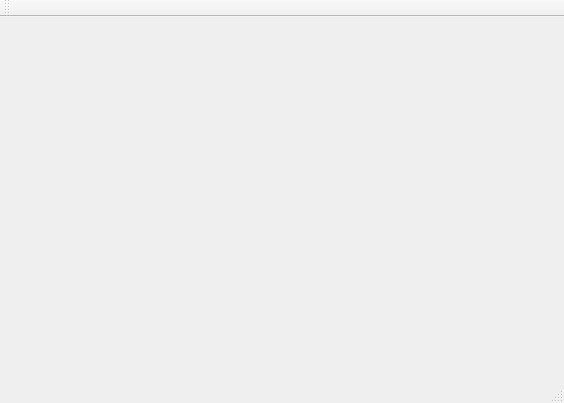
Before: the Qt Designer form Software-Engineering/mainwindow.ui in WBatt/Software-Engineering, drawn with Qt 5.
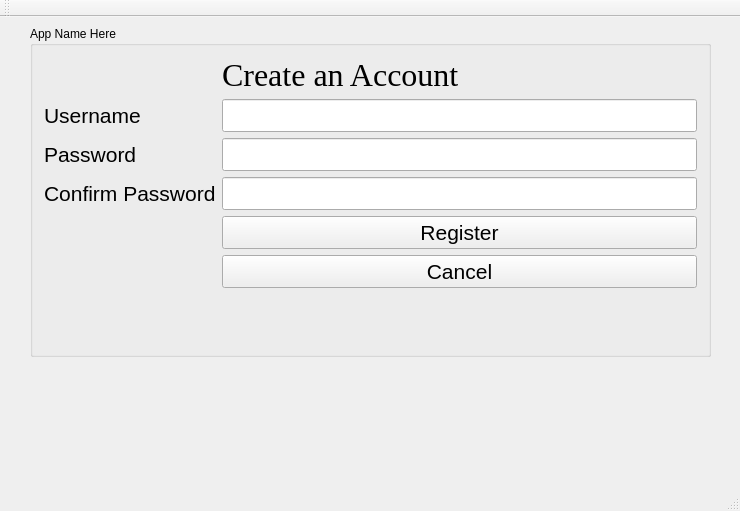
After: the same form once the commit is applied. The open tabs and pages were chosen to show the change.

Commit message: Adding Create Account Page and button on main page to access create account page

The edit to the form file:
```diff
--- a/Software-Engineering/mainwindow.ui
+++ b/Software-Engineering/mainwindow.ui
@@ -6,8 +6,8 @@
    <rect>
     <x>0</x>
     <y>0</y>
-    <width>564</width>
-    <height>403</height>
+    <width>740</width>
+    <height>511</height>
    </rect>
   </property>
   <property name="windowTitle">
@@ -19,12 +19,151 @@
      <rect>
       <x>10</x>
       <y>-1</y>
-      <width>551</width>
-      <height>351</height>
+      <width>711</width>
+      <height>451</height>
      </rect>
     </property>
-    <widget class="QWidget" name="page_3"/>
-    <widget class="QWidget" name="page_4"/>
+    <property name="currentIndex">
+     <number>0</number>
+    </property>
+    <widget class="QWidget" name="page_3">
+     <widget class="QPushButton" name="pushButton">
+      <property name="geometry">
+       <rect>
+        <x>339</x>
+        <y>235</y>
+        <width>131</width>
+        <height>41</height>
+       </rect>
+      </property>
+      <property name="text">
+       <string>Create Account</string>
+      </property>
+     </widget>
+    </widget>
+    <widget class="QWidget" name="page_CreateAcct">
+     <widget class="QGroupBox" name="groupBox">
+      <property name="geometry">
+       <rect>
+        <x>20</x>
+        <y>10</y>
+        <width>681</width>
+        <height>331</height>
+       </rect>
+      </property>
+      <property name="title">
+       <string>App Name Here</string>
+      </property>
+      <layout class="QFormLayout" name="formLayout">
+       <item row="1" column="0">
+        <widget class="QLabel" name="label_username">
+         <property name="font">
+          <font>
+           <pointsize>16</pointsize>
+          </font>
+         </property>
+         <property name="text">
+          <string>Username</string>
+         </property>
+        </widget>
+       </item>
+       <item row="1" column="1">
+        <widget class="QLineEdit" name="lineEdit_uname">
+         <property name="font">
+          <font>
+           <pointsize>16</pointsize>
+          </font>
+         </property>
+        </widget>
+       </item>
+       <item row="2" column="0">
+        <widget class="QLabel" name="label_2">
+         <property name="font">
+          <font>
+           <pointsize>16</pointsize>
+          </font>
+         </property>
+         <property name="text">
+          <string>Password</string>
+         </property>
+        </widget>
+       </item>
+       <item row="2" column="1">
+        <widget class="QLineEdit" name="lineEdit_pword">
+         <property name="font">
+          <font>
+           <pointsize>16</pointsize>
+          </font>
+         </property>
+         <property name="echoMode">
+          <enum>QLineEdit::Password</enum>
+         </property>
+        </widget>
+       </item>
+       <item row="0" column="1">
+        <widget class="QLabel" name="label_title">
+         <property name="font">
+          <font>
+           <family>Georgia</family>
+           <pointsize>24</pointsize>
+          </font>
+         </property>
+         <property name="text">
+          <string>Create an Account</string>
+         </property>
+        </widget>
+       </item>
+       <item row="5" column="1">
+        <widget class="QPushButton" name="pushButton_register">
+         <property name="font">
+          <font>
+           <pointsize>16</pointsize>
+          </font>
+         </property>
+         <property name="text">
+          <string>Register</string>
+         </property>
+        </widget>
+       </item>
+       <item row="6" column="1">
+        <widget class="QPushButton" name="pushButton_2">
+         <property name="font">
+          <font>
+           <pointsize>16</pointsize>
+          </font>
+         </property>
+         <property name="text">
+          <string>Cancel</string>
+         </property>
+        </widget>
+       </item>
+       <item row="3" column="0">
+        <widget class="QLabel" name="label_confPword">
+         <property name="font">
+          <font>
+           <pointsize>16</pointsize>
+          </font>
+         </property>
+         <property name="text">
+          <string>Confirm Password</string>
+         </property>
+        </widget>
+       </item>
+       <item row="3" column="1">
+        <widget class="QLineEdit" name="lineEdit_confPword">
+         <property name="font">
+          <font>
+           <pointsize>16</pointsize>
+          </font>
+         </property>
+         <property name="echoMode">
+          <enum>QLineEdit::Password</enum>
+         </property>
+        </widget>
+       </item>
+      </layout>
+     </widget>
+    </widget>
    </widget>
   </widget>
   <widget class="QMenuBar" name="menuBar">
```
Left out of the diff: 4 changed lines with no effect on the pictures. The commit also changes 2 other files.
